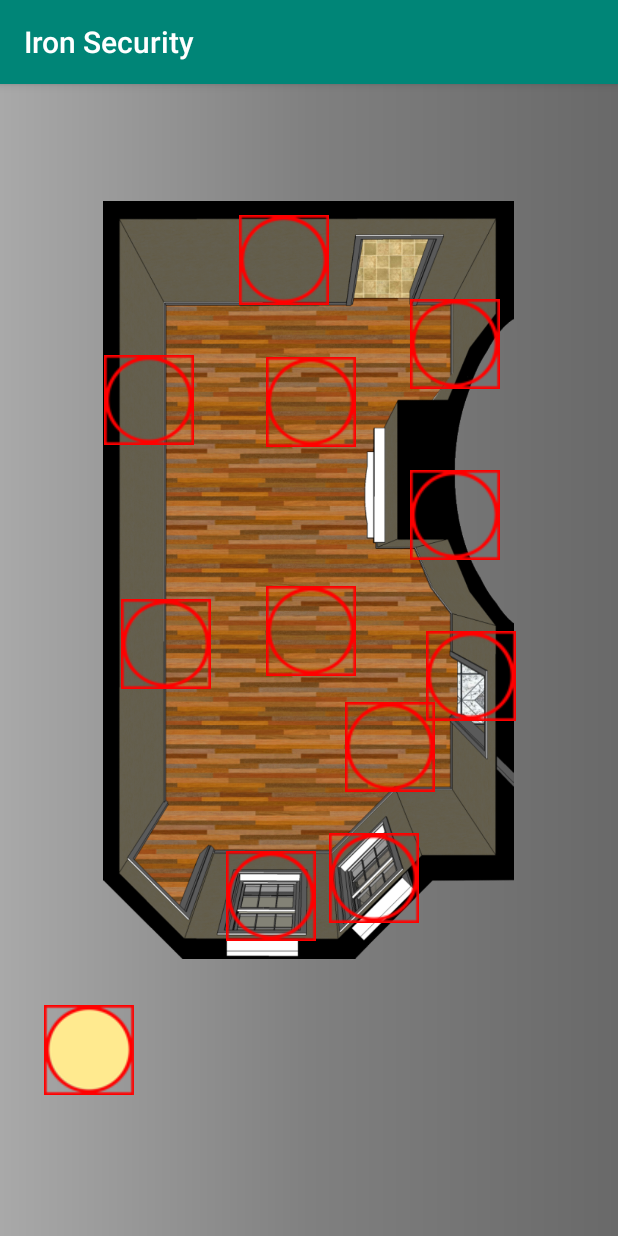
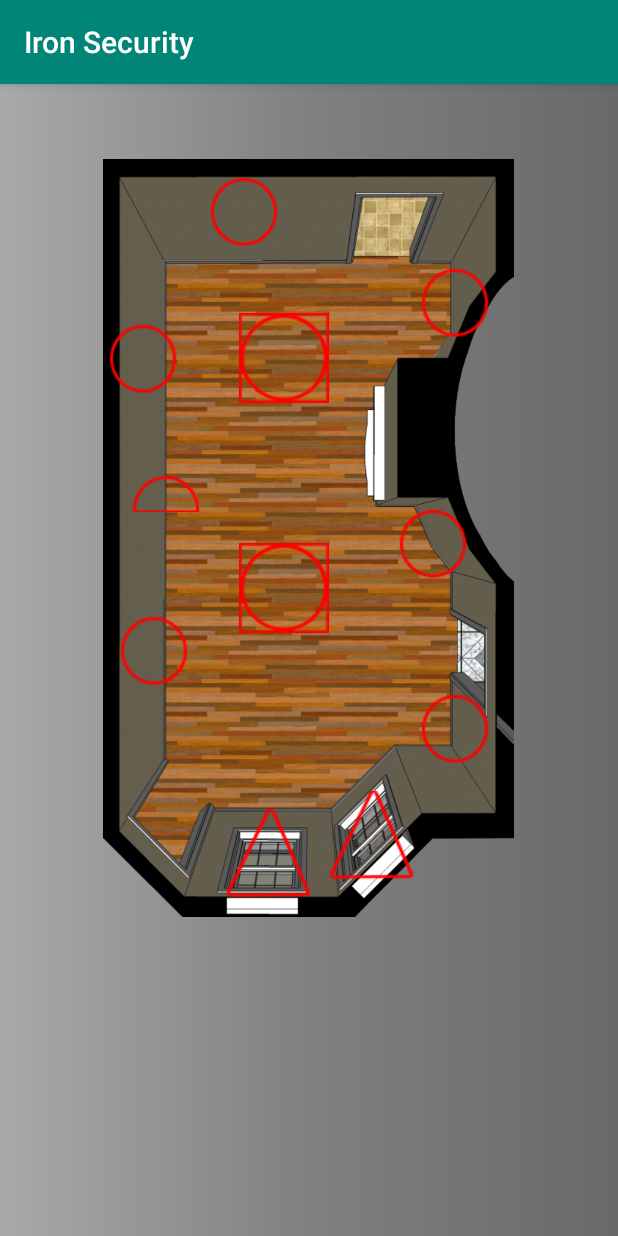
Before and after one commit to GFablet/domotique-client-android, an Android app: the RoomActivity screen opened directly, with no data from a screen before it, on a phone screen of 412 x 824 dp. Run offline under Robolectric (Android 15) with nearby library versions, the phone set to English and light mode, and no system bars.

Commit message:
Ajout des tags lumieres salon

```diff
--- a/app/src/main/java/com/ironsecurity/operate_house/RoomActivity.java
+++ b/app/src/main/java/com/ironsecurity/operate_house/RoomActivity.java
@@ -21,6 +21,10 @@ public class RoomActivity extends AppCompatActivity {
     Button buttonClim;
     CheckBox checkBox;
 
+    int[] lumieresID = {R.id.checkBoxLampe1,R.id.checkBoxLampe2,R.id.checkBoxLampe3,
+                        R.id.checkBoxLampe4,R.id.checkBoxLampe5,R.id.checkBoxLampe6,
+                        R.id.checkBoxLampe7, R.id.checkBoxLampe8};
+    int[] voletsID = {R.id.checkBoxVolet1,R.id.checkBoxVolet2};
 
     @Override
     protected void onCreate(Bundle savedInstanceState) {
@@ -28,8 +32,23 @@ public class RoomActivity extends AppCompatActivity {
         setContentView(R.layout.salon_layout);
 
 
+        for(int lumiere : lumieresID)
+        {
+            CheckBox checkBox = findViewById(lumiere);
 
-        checkBox = findViewById(R.id.radioButtonLampe1);
+            checkBox.setOnCheckedChangeListener(new CompoundButton.OnCheckedChangeListener() {
+                @Override
+                public void onCheckedChanged(CompoundButton buttonView, boolean isChecked) {
+                    if(isChecked)
+                    {
+                        Toast.makeText(RoomActivity.this, buttonView.getTag() + " Checked", Toast.LENGTH_SHORT).show();
+                    } else
+                        Toast.makeText(RoomActivity.this, buttonView.getTag() + " Unchecked", Toast.LENGTH_SHORT).show();
+                }
+            });
+        }
+
+        /*
         checkBox.setChecked(true);
 
         checkBox.setOnCheckedChangeListener(new CompoundButton.OnCheckedChangeListener() {
@@ -41,7 +60,7 @@ public class RoomActivity extends AppCompatActivity {
                 } else
                     Toast.makeText(RoomActivity.this, "Unchecked", Toast.LENGTH_SHORT).show();
             }
-        });
+        });*/
 
     }
 }
--- a/app/src/main/res/drawable/radio_selector_lumiere.xml
+++ b/app/src/main/res/drawable/radio_selector_lumiere.xml
@@ -1,6 +1,6 @@
 <?xml version="1.0" encoding="utf-8"?>
 <selector xmlns:android="http://schemas.android.com/apk/res/android">
-    <item android:state_checked="true" android:drawable="@drawable/lampe_carree_on" />
-    <item android:state_checked="false" android:drawable="@drawable/lampe_carree_off" />
+    <item android:state_checked="true" android:drawable="@drawable/lampe_cercle_allumee" />
+    <item android:state_checked="false" android:drawable="@drawable/lampe_eteinte" />
 
 </selector>
--- a/app/src/main/res/layout/salon_layout.xml
+++ b/app/src/main/res/layout/salon_layout.xml
@@ -11,10 +11,9 @@
         android:layout_width="339dp"
         android:layout_height="505dp"
         android:layout_marginStart="36dp"
-        android:layout_marginTop="80dp"
+        android:layout_marginTop="50dp"
         android:layout_marginEnd="36dp"
-        android:layout_marginBottom="187dp"
-        app:layout_constraintBottom_toBottomOf="parent"
+        android:tag="43"
         app:layout_constraintEnd_toEndOf="parent"
         app:layout_constraintHorizontal_bias="0.0"
         app:layout_constraintStart_toStartOf="parent"
@@ -27,14 +26,14 @@
         android:layout_height="60dp"
         android:layout_marginStart="29dp"
         android:layout_marginBottom="94dp"
-        android:button="@drawable/radio_selector_lumiere_carree"
+        android:button="@drawable/radio_selector_lumiere"
         android:tag="39"
         app:layout_constraintBottom_toBottomOf="@+id/imageView4"
         app:layout_constraintEnd_toEndOf="@+id/imageView4"
-        app:layout_constraintHorizontal_bias="0.376"
+        app:layout_constraintHorizontal_bias="0.268"
         app:layout_constraintStart_toStartOf="@+id/imageView4"
         app:layout_constraintTop_toTopOf="@+id/imageView4"
-        app:layout_constraintVertical_bias="0.026" />
+        app:layout_constraintVertical_bias="0.014" />
 
     <CheckBox
         android:id="@+id/checkBoxLampe2"
@@ -43,13 +42,13 @@
         android:layout_marginStart="29dp"
         android:layout_marginBottom="94dp"
         android:button="@drawable/radio_selector_lumiere_carree"
-        android:tag="39"
+        android:tag="37"
         app:layout_constraintBottom_toBottomOf="@+id/imageView4"
         app:layout_constraintEnd_toEndOf="@+id/imageView4"
-        app:layout_constraintHorizontal_bias="0.448"
+        app:layout_constraintHorizontal_bias="0.376"
         app:layout_constraintStart_toStartOf="@+id/imageView4"
         app:layout_constraintTop_toTopOf="@+id/imageView4"
-        app:layout_constraintVertical_bias="0.296" />
+        app:layout_constraintVertical_bias="0.293" />
 
     <CheckBox
         android:id="@+id/checkBoxLampe3"
@@ -57,11 +56,11 @@
         android:layout_height="60dp"
         android:layout_marginStart="29dp"
         android:layout_marginBottom="94dp"
-        android:button="@drawable/radio_selector_lumiere_carree"
-        android:tag="39"
+        android:button="@drawable/radio_selector_lumiere"
+        android:tag="43"
         app:layout_constraintBottom_toBottomOf="@+id/imageView4"
         app:layout_constraintEnd_toEndOf="@+id/imageView4"
-        app:layout_constraintHorizontal_bias="0.016"
+        app:layout_constraintHorizontal_bias="0.0"
         app:layout_constraintStart_toStartOf="@+id/imageView4"
         app:layout_constraintTop_toTopOf="@+id/imageView4"
         app:layout_constraintVertical_bias="0.293" />
@@ -71,12 +70,12 @@
         android:layout_width="60dp"
         android:layout_height="60dp"
         android:layout_marginStart="29dp"
-        android:layout_marginBottom="180dp"
-        android:button="@drawable/radio_selector_lumiere_carree"
-        android:tag="39"
+        android:layout_marginBottom="148dp"
+        android:button="@drawable/radio_selector_lumiere"
+        android:tag="44"
         app:layout_constraintBottom_toBottomOf="@+id/imageView4"
         app:layout_constraintEnd_toEndOf="@+id/imageView4"
-        app:layout_constraintHorizontal_bias="0.06"
+        app:layout_constraintHorizontal_bias="0.028"
         app:layout_constraintStart_toStartOf="@+id/imageView4" />
 
     <CheckBox
@@ -85,8 +84,8 @@
         android:layout_height="60dp"
         android:layout_marginStart="29dp"
         android:layout_marginBottom="94dp"
-        android:button="@drawable/radio_selector_lumiere_carree"
-        android:tag="39"
+        android:button="@drawable/radio_selector_lumiere"
+        android:tag="40"
         app:layout_constraintBottom_toBottomOf="@+id/imageView4"
         app:layout_constraintEnd_toEndOf="@+id/imageView4"
         app:layout_constraintHorizontal_bias="0.831"
@@ -100,14 +99,14 @@
         android:layout_height="60dp"
         android:layout_marginStart="29dp"
         android:layout_marginBottom="94dp"
-        android:button="@drawable/radio_selector_lumiere_carree"
-        android:tag="39"
+        android:button="@drawable/radio_selector_lumiere"
+        android:tag="41"
         app:layout_constraintBottom_toBottomOf="@+id/imageView4"
         app:layout_constraintEnd_toEndOf="@+id/imageView4"
-        app:layout_constraintHorizontal_bias="0.831"
+        app:layout_constraintHorizontal_bias="0.772"
         app:layout_constraintStart_toStartOf="@+id/imageView4"
         app:layout_constraintTop_toTopOf="@+id/imageView4"
-        app:layout_constraintVertical_bias="0.51"  />
+        app:layout_constraintVertical_bias="0.643" />
 
     <CheckBox
         android:id="@+id/checkBoxLampe6"
@@ -115,14 +114,14 @@
         android:layout_height="60dp"
         android:layout_marginStart="29dp"
         android:layout_marginBottom="94dp"
-        android:button="@drawable/radio_selector_lumiere_carree"
-        android:tag="39"
+        android:button="@drawable/radio_selector_lumiere"
+        android:tag="42"
         app:layout_constraintBottom_toBottomOf="@+id/imageView4"
         app:layout_constraintEnd_toEndOf="@+id/imageView4"
-        app:layout_constraintHorizontal_bias="0.874"
+        app:layout_constraintHorizontal_bias="0.832"
         app:layout_constraintStart_toStartOf="@+id/imageView4"
         app:layout_constraintTop_toTopOf="@+id/imageView4"
-        app:layout_constraintVertical_bias="0.815" />
+        app:layout_constraintVertical_bias="0.994" />
 
     <CheckBox
         android:id="@+id/checkBoxLampe7"
@@ -131,13 +130,13 @@
         android:layout_marginStart="29dp"
         android:layout_marginBottom="94dp"
         android:button="@drawable/radio_selector_lumiere_carree"
-        android:tag="39"
+        android:tag="38"
         app:layout_constraintBottom_toBottomOf="@+id/imageView4"
         app:layout_constraintEnd_toEndOf="@+id/imageView4"
-        app:layout_constraintHorizontal_bias="0.448"
+        app:layout_constraintHorizontal_bias="0.376"
         app:layout_constraintStart_toStartOf="@+id/imageView4"
         app:layout_constraintTop_toTopOf="@+id/imageView4"
-        app:layout_constraintVertical_bias="0.73"/>
+        app:layout_constraintVertical_bias="0.729" />
 
     <CheckBox
         android:id="@+id/checkBoxClim"
@@ -145,14 +144,14 @@
         android:layout_height="60dp"
         android:layout_marginStart="29dp"
         android:layout_marginBottom="94dp"
-        android:button="@drawable/radio_selector_lumiere_carree"
+        android:button="@drawable/radio_selector_clim"
         android:tag="39"
         app:layout_constraintBottom_toBottomOf="@+id/imageView4"
         app:layout_constraintEnd_toEndOf="@+id/imageView4"
-        app:layout_constraintHorizontal_bias="0.659"
+        app:layout_constraintHorizontal_bias="0.06"
         app:layout_constraintStart_toStartOf="@+id/imageView4"
         app:layout_constraintTop_toTopOf="@+id/imageView4"
-        app:layout_constraintVertical_bias="0.95" />
+        app:layout_constraintVertical_bias="0.538" />
 
     <CheckBox
         android:id="@+id/checkBoxVolet1"
@@ -160,7 +159,7 @@
         android:layout_height="60dp"
         android:layout_marginStart="29dp"
         android:layout_marginBottom="24dp"
-        android:button="@drawable/radio_selector_lumiere_carree"
+        android:button="@drawable/radio_selector_volet"
         android:tag="190"
         app:layout_constraintBottom_toBottomOf="@+id/imageView4"
         app:layout_constraintEnd_toEndOf="@+id/imageView4"
@@ -173,21 +172,11 @@
         android:layout_height="60dp"
         android:layout_marginStart="29dp"
         android:layout_marginBottom="12dp"
-        android:button="@drawable/radio_selector_lumiere_carree"
+        android:button="@drawable/radio_selector_volet"
         android:tag="189"
         app:layout_constraintBottom_toBottomOf="@+id/imageView4"
         app:layout_constraintEnd_toEndOf="@+id/imageView4"
         app:layout_constraintHorizontal_bias="0.34"
         app:layout_constraintStart_toStartOf="@+id/imageView4" />
 
-    <CheckBox
-        android:id="@+id/radioButtonLampe1"
-        android:layout_width="60dp"
-        android:layout_height="60dp"
-        android:layout_marginStart="29dp"
-        android:layout_marginBottom="94dp"
-        android:button="@drawable/radio_selector_lumiere_carree"
-        app:layout_constraintBottom_toBottomOf="parent"
-        app:layout_constraintStart_toStartOf="parent" />
-
 </android.support.constraint.ConstraintLayout>
```
Also changed, not shown: app/src/main/res/drawable/lampe_eteinte.png (renamed from app/src/main/res/drawable/cercle.png), 1 other file.
